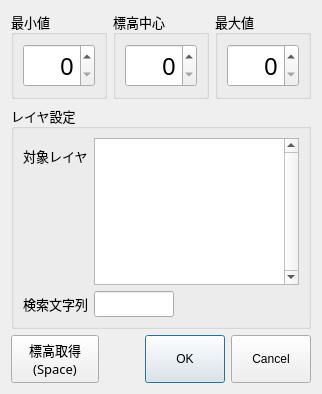
tamaohome/qgis-demstyle-all, file demstyle_all_dialog_base.ui: the form before one commit.
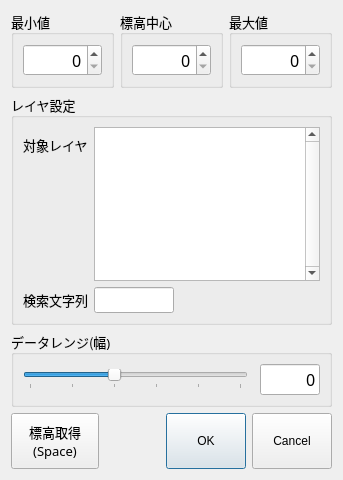
The form after the commit.

Commit message: feat(gui): データレンジ操作部を追加

What changed in the file:
```diff
--- a/demstyle_all_dialog_base.ui
+++ b/demstyle_all_dialog_base.ui
@@ -6,8 +6,8 @@
    <rect>
     <x>0</x>
     <y>0</y>
-    <width>314</width>
-    <height>394</height>
+    <width>343</width>
+    <height>480</height>
    </rect>
   </property>
   <property name="font">
@@ -51,12 +51,18 @@
           <property name="font">
            <font>
             <family>ＭＳ ゴシック</family>
-            <pointsize>18</pointsize>
+            <pointsize>12</pointsize>
            </font>
           </property>
           <property name="alignment">
            <set>Qt::AlignRight|Qt::AlignTrailing|Qt::AlignVCenter</set>
           </property>
+          <property name="maximum">
+           <number>999</number>
+          </property>
+          <property name="singleStep">
+           <number>5</number>
+          </property>
          </widget>
         </item>
        </layout>
@@ -91,12 +97,18 @@
           <property name="font">
            <font>
             <family>ＭＳ ゴシック</family>
-            <pointsize>18</pointsize>
+            <pointsize>12</pointsize>
            </font>
           </property>
           <property name="alignment">
            <set>Qt::AlignRight|Qt::AlignTrailing|Qt::AlignVCenter</set>
           </property>
+          <property name="maximum">
+           <number>999</number>
+          </property>
+          <property name="singleStep">
+           <number>5</number>
+          </property>
          </widget>
         </item>
        </layout>
@@ -131,12 +143,24 @@
           <property name="font">
            <font>
             <family>ＭＳ ゴシック</family>
-            <pointsize>18</pointsize>
+            <pointsize>12</pointsize>
            </font>
           </property>
+          <property name="frame">
+           <bool>true</bool>
+          </property>
           <property name="alignment">
            <set>Qt::AlignRight|Qt::AlignTrailing|Qt::AlignVCenter</set>
           </property>
+          <property name="showGroupSeparator" stdset="0">
+           <bool>false</bool>
+          </property>
+          <property name="maximum">
+           <number>999</number>
+          </property>
+          <property name="singleStep">
+           <number>5</number>
+          </property>
          </widget>
         </item>
        </layout>
@@ -238,6 +262,77 @@
      </layout>
     </widget>
    </item>
+   <item>
+    <widget class="QGroupBox" name="dataRangeGroupBox">
+     <property name="title">
+      <string>データレンジ(幅)</string>
+     </property>
+     <layout class="QHBoxLayout" name="dataRangeLayout">
+      <property name="spacing">
+       <number>12</number>
+      </property>
+      <item>
+       <widget class="QSlider" name="dataRangeSlider">
+        <property name="sizePolicy">
+         <sizepolicy hsizetype="Preferred" vsizetype="Fixed">
+          <horstretch>0</horstretch>
+          <verstretch>0</verstretch>
+         </sizepolicy>
+        </property>
+        <property name="maximum">
+         <number>5</number>
+        </property>
+        <property name="value">
+         <number>2</number>
+        </property>
+        <property name="orientation">
+         <enum>Qt::Horizontal</enum>
+        </property>
+        <property name="tickPosition">
+         <enum>QSlider::TicksBelow</enum>
+        </property>
+        <property name="tickInterval">
+         <number>1</number>
+        </property>
+       </widget>
+      </item>
+      <item>
+       <widget class="QLineEdit" name="dataRangeLineEdit">
+        <property name="sizePolicy">
+         <sizepolicy hsizetype="Fixed" vsizetype="Fixed">
+          <horstretch>0</horstretch>
+          <verstretch>0</verstretch>
+         </sizepolicy>
+        </property>
+        <property name="minimumSize">
+         <size>
+          <width>60</width>
+          <height>0</height>
+         </size>
+        </property>
+        <property name="maximumSize">
+         <size>
+          <width>60</width>
+          <height>16777215</height>
+         </size>
+        </property>
+        <property name="font">
+         <font>
+          <family>ＭＳ ゴシック</family>
+          <pointsize>12</pointsize>
+         </font>
+        </property>
+        <property name="text">
+         <string notr="true">0</string>
+        </property>
+        <property name="alignment">
+         <set>Qt::AlignRight|Qt::AlignTrailing|Qt::AlignVCenter</set>
+        </property>
+       </widget>
+      </item>
+     </layout>
+    </widget>
+   </item>
    <item>
     <widget class="QWidget" name="buttonsWidget" native="true">
      <property name="sizePolicy">
@@ -272,8 +367,8 @@
         </property>
         <property name="minimumSize">
          <size>
-          <width>0</width>
-          <height>0</height>
+          <width>82</width>
+          <height>50</height>
          </size>
         </property>
         <property name="font">
@@ -283,7 +378,7 @@
          </font>
         </property>
         <property name="styleSheet">
-         <string notr="true">QPushButton { min-width: 80px; min-height: 40px; }</string>
+         <string notr="true">QPushButton { min-width: 80px; min-height: 48px; }</string>
         </property>
         <property name="text">
          <string>標高取得
@@ -309,7 +404,7 @@
          </size>
         </property>
         <property name="styleSheet">
-         <string notr="true">QPushButton { min-height: 40px; }</string>
+         <string notr="true">QPushButton { min-height: 48px; }</string>
         </property>
         <property name="orientation">
          <enum>Qt::Horizontal</enum>
```
Left out of the diff: 8 changed lines with no effect on the pictures.
